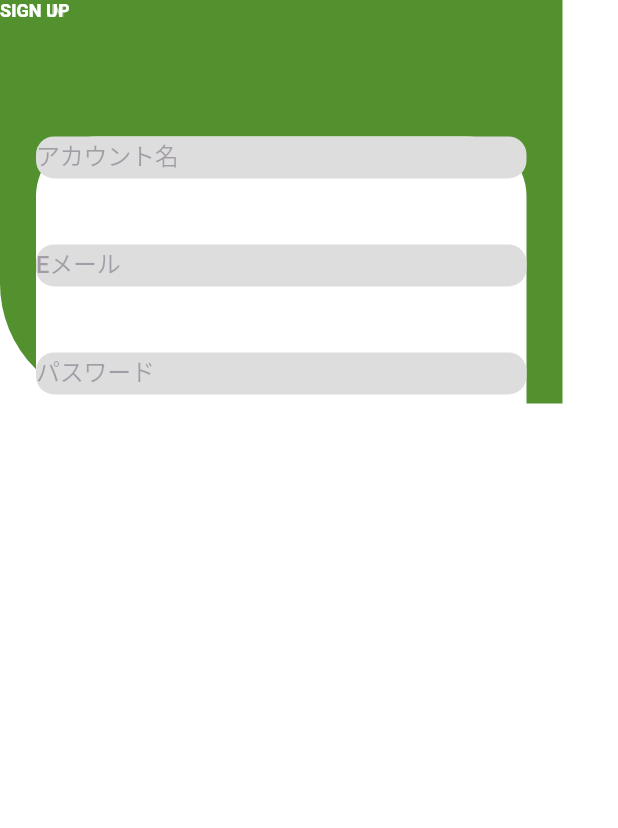
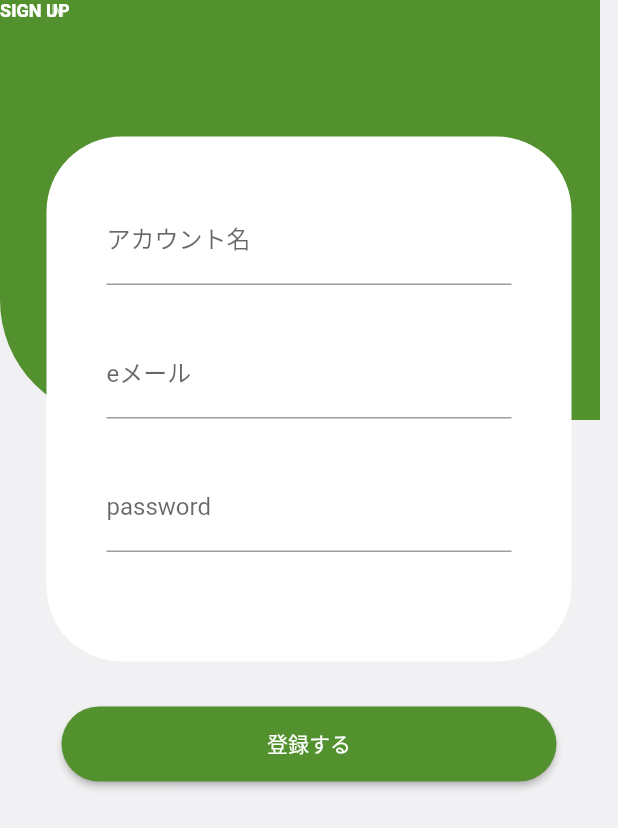
Before and after one commit to nigoroku/fire-circle, a Flutter app: the xd_sign_up screen opened directly, on a phone screen of 412 x 824 dp. Shown: the top 828 px of the screen. Run offline on Flutter 3.47's test engine with Material 2 defaults, Android fonts, the phone set to English and light mode, and no system bars; our stand-ins replace flutter_svg; missing offline and left inert: adobe_xd; Roboto replaces fonts that are missing (Montserrat).

```diff
--- a/lib/main.dart
+++ b/lib/main.dart
@@ -47,11 +47,6 @@ class _MyHomePageState extends State<MyHomePage> {
 
         }, child: Text('次へ'))
       ),
-      floatingActionButton: FloatingActionButton(
-        onPressed: _incrementCounter,
-        tooltip: 'Increment',
-        child: Icon(Icons.add),
-      ), // This trailing comma makes auto-formatting nicer for build methods.
     );
   }
 }
--- a/lib/xd_get_started2.dart
+++ b/lib/xd_get_started2.dart
@@ -132,7 +132,7 @@ class xd_get_started2 extends StatelessWidget {
                             ),
                           ),
                           style: ElevatedButton.styleFrom(
-                            primary: Color.fromRGBO(65,118,35,1),
+                            primary: Color(0xff52912e),
                             onPrimary: Colors.black,
                             shape: RoundedRectangleBorder(
                               borderRadius: BorderRadius.circular(30),
--- a/lib/xd_sign_up.dart
+++ b/lib/xd_sign_up.dart
@@ -4,35 +4,26 @@ import './xd_top.dart';
 import 'package:adobe_xd/page_link.dart';
 
 class xd_sign_up extends StatelessWidget {
+
+  final _passwordFocusNode = FocusNode();
+  final _emailFocusNode = FocusNode();
+  final _form = GlobalKey<FormState>(); // 追加
+  String _accountName;
+  String _email;
+  String _password;
+
   xd_sign_up({
     Key key,
   }) : super(key: key);
   @override
   Widget build(BuildContext context) {
     return Scaffold(
-      backgroundColor: const Color(0xffffffff),
+      backgroundColor: const Color.fromRGBO(241, 240, 242, 1),
       body: Stack(
         children: <Widget>[
-          Container(),
-          Transform.translate(
-            offset: Offset(0.0, 478.0),
-            child:
-                // Adobe XD layer: 'bottom' (group)
           SizedBox(
-              width: 375.0,
-              height: 334.0,
-              child: Stack(
-                children: <Widget>[
-                  Container(),
-                  Container(),
-                ],
-              ),
-            ),
-          ),
-          // Adobe XD layer: 'top' (group)
-          SizedBox(
-            width: 375.0,
-            height: 269.0,
+            width: 400.0,
+            height: 280.0,
             child: Stack(
               children: <Widget>[
                 Pinned.fromSize(
@@ -98,111 +89,125 @@ class xd_sign_up extends StatelessWidget {
             ),
           ),
           Transform.translate(
-            offset: Offset(24.0, 91.0),
+            offset: Offset(0.0, 91.0),
+            child: Form(
+                key: _form,
+                child: Column(
+                  children: [
+                    Container(
+                    padding: const EdgeInsets.all(40),
+                    width: 350,
+                    height: 350,
+                    decoration: BoxDecoration(
+                      color: Colors.white,
+                      borderRadius: BorderRadius.circular(50),
+                    ),
                     child:
-                // Adobe XD layer: 'content' (group)
-                SizedBox(
-              width: 327.0,
-              height: 355.0,
-              child: Stack(
-                children: <Widget>[
-                  Pinned.fromSize(
-                    bounds: Rect.fromLTWH(0.0, 0.0, 327.0, 271.0),
-                    size: Size(327.0, 355.0),
-                    pinLeft: true,
-                    pinRight: true,
-                    pinTop: true,
-                    pinBottom: true,
+                    Column(
+                        children: [
+                          TextFormField(
+                            decoration: InputDecoration(labelText: 'アカウント名'),
+                            textInputAction: TextInputAction.next,
+                            validator: (value) {
+                              if (value.isEmpty) {
+                                return 'Please provide a value.';
+                              }
+                              if (value.length <= 4) {
+                                return 'id must be longer than 4 characters.';
+                              }
+                              if (16 < value.length) {
+                                return 'id must be less than 16 characters.';
+                              }
+                              return null;
+                            },
+                            onFieldSubmitted: (_) {
+                              FocusScope.of(context).requestFocus(_emailFocusNode);
+                            },
+                            onSaved: (value) {
+                              _accountName = value;
+                            },
+                          ),
+                          Padding(
+                            padding: EdgeInsets.fromLTRB(0, 30, 0, 0),
                             child:
-                        // Adobe XD layer: 'bg' (shape)
-                        Container(
-                      decoration: BoxDecoration(
-                        borderRadius: BorderRadius.circular(40.0),
-                        color: const Color(0xffffffff),
+                            TextFormField(
+                              decoration: InputDecoration(labelText: 'eメール'),
+                              obscureText: true,
+                              focusNode: _emailFocusNode,
+                              validator: (value) {
+                                if (value.isEmpty) {
+                                  return 'Please enter a email.';
+                                }
+                                return null;
+                              },
+                              onFieldSubmitted: (_) {
+                                FocusScope.of(context).requestFocus(_passwordFocusNode);
+                              },
+                              onSaved: (value) {
+                                _email = value;
+                              },
                             ),
                           ),
+                          Padding(
+                            padding: EdgeInsets.fromLTRB(0, 30, 0, 0),
+                            child:
+                            TextFormField(
+                              decoration: InputDecoration(labelText: 'password'),
+                              obscureText: true,
+                              focusNode: _passwordFocusNode,
+                              validator: (value) {
+                                if (value.isEmpty) {
+                                  return 'Please enter a password.';
+                                }
+                                return null;
+                              },
+                              onSaved: (value) {
+                                _password = value;
+                              },
                             ),
-                  Pinned.fromSize(
-                    bounds: Rect.fromLTWH(32.0, 32.0, 263.0, 199.0),
-                    size: Size(327.0, 355.0),
-                    pinLeft: true,
-                    pinRight: true,
-                    pinTop: true,
-                    fixedHeight: true,
-                    child:
-                        // Adobe XD layer: 'textfields' (none)
-                        GridView.count(
-                      mainAxisSpacing: 44,
-                      crossAxisSpacing: 20,
-                      crossAxisCount: 1,
-                      childAspectRatio: 11.68,
-                      children: [
-                        {
-                          'text': 'アカウント名',
-                        },
-                        {
-                          'text': 'Eメール',
-                        },
-                        {
-                          'text': 'パスワード',
-                        }
-                      ].map((map) {
-                        final text = map['text'];
-                        return
-                            // Adobe XD layer: 'textfield' (component)
-                            SizedBox(
-                          width: 327.0,
-                          height: 27.0,
-                          child: Stack(
-                            children: <Widget>[
-                              Pinned.fromSize(
-                                bounds: Rect.fromLTWH(0.0, 26.0, 327.0, 1.0),
-                                size: Size(327.0, 27.0),
-                                pinLeft: true,
-                                pinRight: true,
-                                pinBottom: true,
-                                fixedHeight: true,
-                                child:
-                                    // Adobe XD layer: 'bg' (shape)
-                                    Container(
-                                  decoration: BoxDecoration(
-                                    borderRadius: BorderRadius.circular(12.0),
-                                    color: const Color(0xffdddddd),
+                          )
+                        ],
                       ),
                     ),
+                    Row(
+                      mainAxisSize: MainAxisSize.max,
+                      mainAxisAlignment: MainAxisAlignment.center,
+                      children: <Widget>[
+                        Padding(
+                          padding: EdgeInsets.fromLTRB(0, 30, 0, 0),
+                          child:
+                          SizedBox(
+                            width: 330,
+                            height: 50,
+                            child: ElevatedButton(
+                            child: Text(
+                              "登録する",
+                              style: TextStyle(
+                                color: Colors.white,
+                                fontSize: 14,
                               ),
-                              Pinned.fromSize(
-                                bounds: Rect.fromLTWH(0.0, 0.0, 95.0, 16.0),
-                                size: Size(327.0, 27.0),
-                                pinLeft: true,
-                                pinTop: true,
-                                fixedWidth: true,
-                                fixedHeight: true,
-                                child: Text(
-                                  text,
-                                  style: TextStyle(
-                                    fontFamily: 'Montserrat',
-                                    fontSize: 16,
-                                    color: const Color(0x52241332),
-                                    letterSpacing: -0.16,
-                                    fontWeight: FontWeight.w500,
-                                    height: 1.25,
                             ),
-                                  textHeightBehavior: TextHeightBehavior(
-                                      applyHeightToFirstAscent: false),
-                                  textAlign: TextAlign.left,
+                            style: ElevatedButton.styleFrom(
+                              primary: Color(0xff52912e),
+                              onPrimary: Colors.black,
+                              shape: RoundedRectangleBorder(
+                                borderRadius: BorderRadius.circular(30),
+                              ),
+                            ),
+                            onPressed: () {
+                              Navigator.push(
+                                  context,
+                                  MaterialPageRoute(builder: (context) => xd_top())
+                              );
+                            },
+                          ),
                           ),
                         ),
                       ],
                     ),
-                        );
-                      }).toList(),
+                  ]
                   ),
-                  ),
-                  Container(),
-                ],
-              ),
-            ),
+                )
               ),
         ],
       ),
--- a/lib/xd_welcome.dart
+++ b/lib/xd_welcome.dart
@@ -83,7 +83,7 @@ class xd_welcome extends StatelessWidget {
                             ),
                           ),
                           TextSpan(
-                            text: 'ircle',
+                            text: 'circle',
                             style: TextStyle(
                               fontSize: 32,
                               fontWeight: FontWeight.w700,
@@ -318,7 +318,7 @@ class xd_welcome extends StatelessWidget {
                                 ),
                               ),
                               style: ElevatedButton.styleFrom(
-                                primary: Color.fromRGBO(65,118,35,1),
+                                primary: Color(0xff52912e),
                                 onPrimary: Colors.black,
                                 shape: RoundedRectangleBorder(
                                   borderRadius: BorderRadius.circular(30),
--- a/pubspec.yaml
+++ b/pubspec.yaml
@@ -28,4 +28,5 @@ flutter:
     - assets/images/camp3.png
     - assets/images/camp4.jpg
     - assets/images/started2.jpg
+    - assets/images/started3.jpg
     - assets/images/welcome.jpg
```
Also changed, not shown: lib/xd_get_started1.dart (+17 -11 lines), lib/xd_get_started3.dart (+39 -81 lines), assets/images/2.0x/started3.jpg (added), assets/images/3.0x/started3.jpg (added), assets/images/started3.jpg (added). Lines whose indentation alone changed are shown as unchanged.
